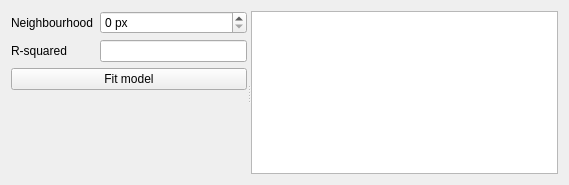
Old version of the form ui/logisticregressionwidgetbase.ui in the repository nextgis/qgis_molusce.
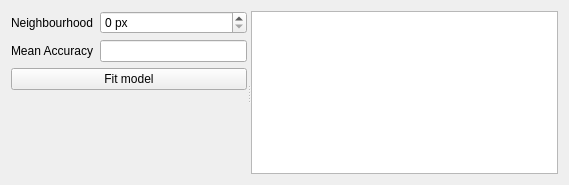
New version of the form. Custom widgets are drawn as their Qt base class.

Commit message: Add accuracy estimation to LR manager and LR widget

What changed in the file:
```diff
--- a/ui/logisticregressionwidgetbase.ui
+++ b/ui/logisticregressionwidgetbase.ui
@@ -31,7 +31,7 @@
        <item row="1" column="0">
         <widget class="QLabel" name="label_2">
          <property name="text">
-          <string>R-squared</string>
+          <string>Mean Accuracy</string>
          </property>
         </widget>
        </item>
```
Left out of the diff: 2 changed lines with no effect on the pictures. The commit also changes 2 other files.
